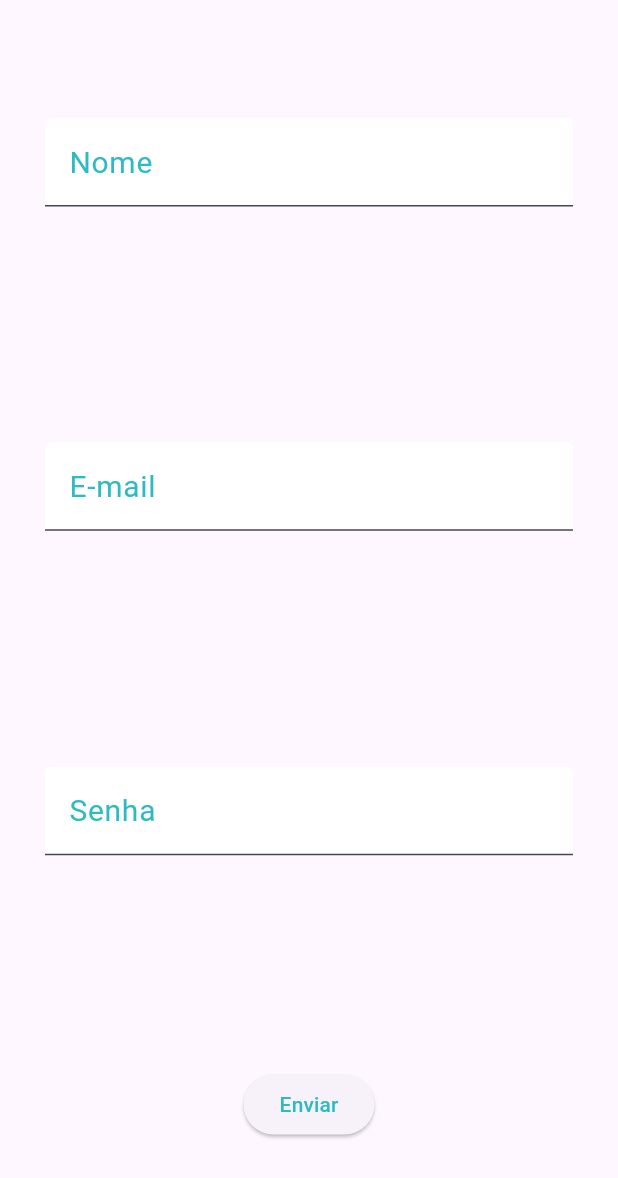
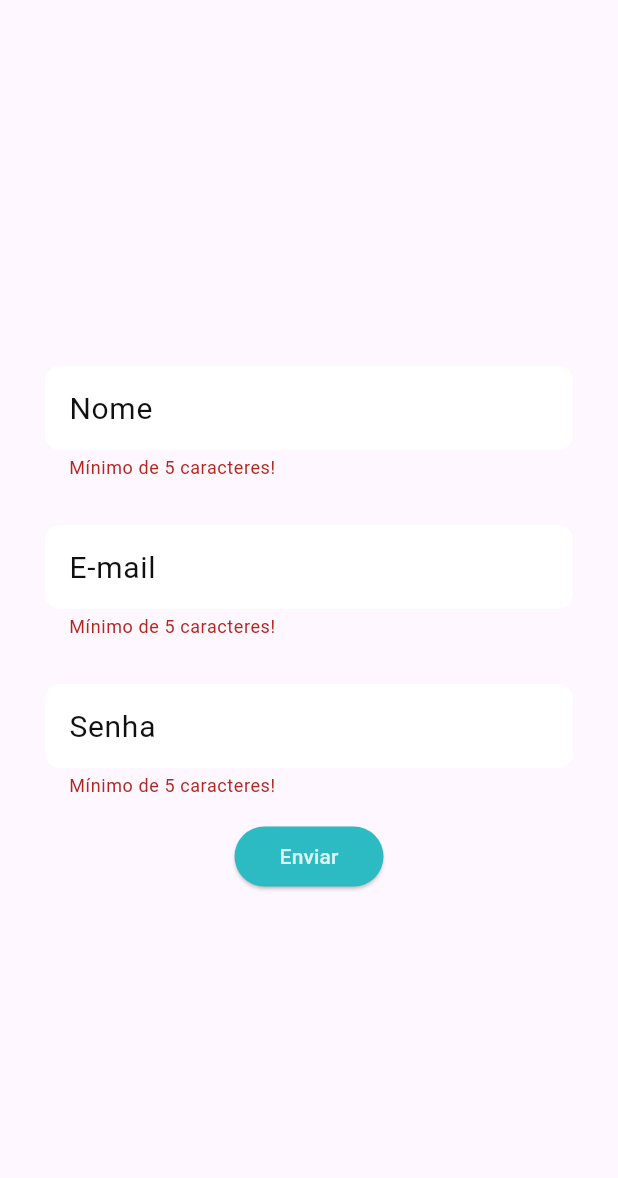
Before and after one commit to DaviNicoletto/pet_parent, a Flutter app: the UserForm widget shown alone on an empty page, opened directly, after a tap on "Enviar", on a phone screen of 412 x 824 dp. Shown: the top 1178 px of the screen. Run offline on Flutter 3.47's test engine with Material 3 defaults, Android fonts, the phone set to English and light mode, and no system bars; our stand-ins replace google_fonts; Roboto replaces fonts that are missing (Inika).

Commit message:
form validation

```diff
--- a/lib/main.dart
+++ b/lib/main.dart
@@ -2,6 +2,5 @@ import 'package:flutter/material.dart';
 import 'src/app.dart';
 
 void main() async {
-
   runApp(const MyApp());
 }
--- a/lib/src/app.dart
+++ b/lib/src/app.dart
@@ -2,7 +2,7 @@ import 'package:flutter/material.dart';
 import 'package:pet_parent/src/constants/app_constants.dart';
 import 'package:pet_parent/src/user_provider.dart';
 import 'package:pet_parent/src/views/first_access_view.dart';
-import 'package:pet_parent/src/views/login_view.dart';
+import 'package:pet_parent/src/views/register_account_view.dart';
 
 class MyApp extends StatelessWidget {
   const MyApp({super.key});
@@ -18,7 +18,7 @@ class MyApp extends StatelessWidget {
         initialRoute: '/',
         routes:{
           '/' : (context) => const FirstAcessPage(),
-          '/login' : (context) => const LoginPage(),
+          '/register' : (context) => const RegisterUserPage(),
         },
       ),
     );
--- a/lib/src/components/field_form.dart
+++ b/lib/src/components/field_form.dart
@@ -3,35 +3,52 @@ import 'package:google_fonts/google_fonts.dart';
 import 'package:pet_parent/src/constants/app_constants.dart';
 
 class FieldForm extends StatelessWidget {
-  FieldForm(
+  const FieldForm(
       {super.key,
       required this.label,
       required this.controller,
-      required this.isPassword});
+      required this.isPassword,
+      required this.isEmail});
 
-  String label;
-  bool isPassword;
-  TextEditingController controller;
+  final String label;
+  final bool isPassword;
+  final bool isEmail;
+  final TextEditingController controller;
 
   @override
   Widget build(BuildContext context) {
-
     AppColors colors = AppColors();
 
     return Container(
-      padding: EdgeInsets.symmetric(vertical: 15, horizontal: 30),
+      padding: const EdgeInsets.symmetric(vertical: 15, horizontal: 30),
       child: TextFormField(
         obscureText: isPassword,
         controller: controller,
         decoration: InputDecoration(
+          border: OutlineInputBorder(
+            borderRadius: BorderRadius.circular(10),
+            borderSide: BorderSide.none,
+          ),
+          floatingLabelBehavior: FloatingLabelBehavior.never,
+          floatingLabelStyle: TextStyle(
+            color: colors.colorTextDark,
+            backgroundColor: Colors.white,
+          ),
           filled: true,
           fillColor: Colors.white,
           labelText: label,
           labelStyle: GoogleFonts.inika(
-           textStyle: TextStyle(color: colors.colorPrimary,fontSize: 20),
-          )
-          ,
+            textStyle: TextStyle(color: colors.colorTextDark, fontSize: 20),
+          ),
         ),
+        validator: (value){
+          if (value!.length < 5){
+            return('Mínimo de 5 caracteres!');
+          }
+          if (this.isEmail == true && !value.contains("@")){
+            return('E-mail inválido!');
+          }
+        },
       ),
     );
   }
--- a/lib/src/components/register_user_form.dart
+++ b/lib/src/components/register_user_form.dart
@@ -1,7 +1,8 @@
 import 'package:flutter/material.dart';
-import 'package:flutter/widgets.dart';
 import 'package:pet_parent/src/components/field_form.dart';
 import 'package:pet_parent/src/constants/app_constants.dart';
+import 'package:pet_parent/src/models/user_model.dart';
+import 'package:pet_parent/src/user_provider.dart';
 
 class UserForm extends StatefulWidget {
   const UserForm({super.key});
@@ -20,33 +21,71 @@ class _UserFormState extends State<UserForm> {
 
   @override
   Widget build(BuildContext context) {
+
+    GlobalKey<FormState> _formKey = GlobalKey();
+
+    void save() {
+
+      final isValidade = _formKey.currentState?.validate();
+
+      if (isValidade == false){
+        return;
+      }
+
+      _formKey.currentState?.save();
+
+      UserProvider userProvider = UserProvider.of(context) as UserProvider;
+
+      User user = User(
+          name: controllerName.text,
+          email: controllerEmail.text,
+          password: controllerPassword.text);
+
+      userProvider.users.insert(0, user);
+
+
+    }
+
     return Center(
+        child: SingleChildScrollView(
+            child: Form(
+              key: _formKey,
               child: Column(
-        mainAxisAlignment: MainAxisAlignment.spaceAround,
                         children: [
               FieldForm(
                 label: constants.nameField,
                 controller: controllerName,
                 isPassword: false,
+                isEmail: false,
               ),
               FieldForm(
                 label: 'E-mail',
                 controller: controllerEmail,
                 isPassword: false,
+                isEmail: true,
               ),
               FieldForm(
                 label: constants.passwordField,
                 controller: controllerPassword,
                 isPassword: true,
+                isEmail: false,
               ),
               ElevatedButton(
-              onPressed: () {},
+                onPressed: save,
+                style: ButtonStyle(
+                  padding: const MaterialStatePropertyAll<EdgeInsetsGeometry?>(
+                      EdgeInsets.symmetric(vertical: 10, horizontal: 30)),
+                  backgroundColor:
+                      MaterialStatePropertyAll<Color>(colors.colorPrimary),
+                ),
                 child: Text(
                   constants.submmitForm,
-                style: TextStyle(color: colors.colorPrimary),
-              ))
+                  style: TextStyle(color: colors.colorSecondary),
+                ),
+              )
                         ],
                       ),
+            )),
       );
   }
 }
--- a/lib/src/constants/app_constants.dart
+++ b/lib/src/constants/app_constants.dart
@@ -6,6 +6,8 @@ class AppColors{
   Color get colorPrimary => Color(0xFF2CBBC3);
   Color get colorTextLight => Color(0xFFF9F9F9);
   Color get colorTextDark => Color(0xFF101010);
+  Color get colorSuccess => Color.fromARGB(255, 59, 207, 84);
+  Color get colorError => Color.fromARGB(255, 211, 22, 22);
 }
 
 class AppConstants {
--- a/lib/src/constants/form_constants.dart
+++ /dev/null
@@ -1,5 +0,0 @@
-class FormConstants {
-  String get nameField => 'Nome';
-  String get passwordField => 'Senha';
-  String get submmitForm => 'Enviar';
-}
--- a/lib/src/models/user_model.dart
+++ b/lib/src/models/user_model.dart
@@ -2,9 +2,8 @@ class User {
   final String name;
   final String email;
   final String password;
-  final String profilePicture;
-  final String telephoneNumber;
-  final String loginUser;
+  // final String profilePicture;
+  // final String telephoneNumber;
 
-  User(this.name, this.email, this.password, this.profilePicture, this.telephoneNumber, this.loginUser);
+  User({required this.name, required this.email, required this.password});
 }
--- a/lib/src/user_provider.dart
+++ b/lib/src/user_provider.dart
@@ -7,7 +7,7 @@ class UserProvider extends InheritedWidget {
 
   @override
   final Widget child;
-  List<User> users = [];
+  final List<User> users = [];
 
   static UserProvider? of(BuildContext context) {
     return context.dependOnInheritedWidgetOfExactType<UserProvider>();
--- a/pubspec.yaml
+++ b/pubspec.yaml
@@ -17,7 +17,9 @@ dependencies:
   flutter_native_splash: ^2.4.0
   google_fonts: ^6.2.0
   icons_launcher: ^2.1.7
+  intl: ^0.18.1
   path_provider: ^2.1.3
+  sqflite: ^2.3.3
 
 dev_dependencies:
   flutter_test:
```
Also changed, not shown: lib/src/views/first_access_view.dart (+4 -4 lines), lib/src/views/home_view.dart (added, +15 -0 lines), lib/src/views/register_account_view.dart (renamed from lib/src/views/login_view.dart, +8 -14 lines), pubspec.lock. Lines whose indentation alone changed are shown as unchanged.
